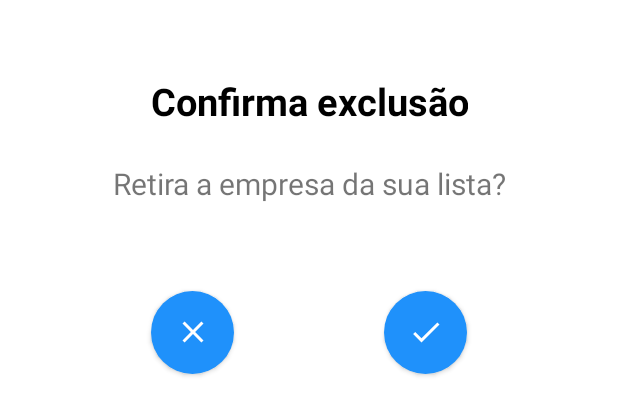
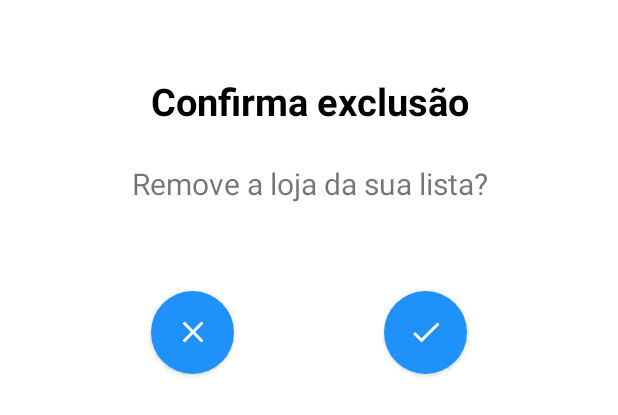
Before and after one commit to DarleneCosta/wallet-fiap-android, an Android app: the layout dialog_delete.xml on its own in the app's theme, with its tools: preview values and no code run, on a phone screen of 412 x 824 dp. Shown: the top 415 px of the screen. Run offline under Robolectric (Android 15) with nearby library versions, the light colour scheme and no system bars; network calls fail.

Commit message:
implementado model basica para confirmar delete

```diff
--- a/app/build.gradle
+++ b/app/build.gradle
@@ -47,6 +47,7 @@ dependencies {
     androidTestImplementation 'androidx.test.ext:junit:1.1.3'
     androidTestImplementation 'androidx.test.espresso:espresso-core:3.4.0'
     implementation 'androidx.lifecycle:lifecycle-extensions:2.2.0'
+    implementation "androidx.fragment:fragment-ktx:1.4.1"
 
     // Retrofit
     implementation 'com.google.code.gson:gson:2.8.6'
--- a/app/src/main/java/fiap/com/wallet/api/MyInterceptor.kt
+++ b/app/src/main/java/fiap/com/wallet/api/MyInterceptor.kt
@@ -7,7 +7,7 @@ class MyInterceptor:Interceptor {
     override fun intercept(chain: Interceptor.Chain): Response {
     val request = chain.request()
         .newBuilder()
-        .addHeader("Authorization","Bearer eyJhbGciOiJIUzUxMiJ9.eyJzdWIiOiIxMjM0NTY3ODkiLCJleHAiOjE2NDQ4NzI5NzJ9.M7wJXELZTM21hWPsxgqXp5LdrwSALP3ZHgxmACBZ4vT4AJaLbtHfEpieVJ1wFnXLprLd3-eAkM1TyEi4Yg9o-g")
+        .addHeader("Authorization","Bearer eyJhbGciOiJIUzUxMiJ9.eyJzdWIiOiIxMTExMTExMTExMSIsImV4cCI6MTY0NTAyOTgwMX0.CQBpCf3rrkZflG50vWiQ-ccvnM8cLDFZEvZG2E_rTOqzR3_VE6h-uU2LWNThwoVTmFh127iBf_BkdRxfd4djwQ")
         .build()
 
         return chain.proceed(request)
--- /dev/null
+++ b/app/src/main/res/drawable/ic_baseline_account_balance_wallet_24.xml
@@ -0,0 +1,5 @@
+<vector android:height="24dp" android:tint="#FFFFFF"
+    android:viewportHeight="24" android:viewportWidth="24"
+    android:width="24dp" xmlns:android="http://schemas.android.com/apk/res/android">
+    <path android:fillColor="@android:color/white" android:pathData="M21,18v1c0,1.1 -0.9,2 -2,2L5,21c-1.11,0 -2,-0.9 -2,-2L3,5c0,-1.1 0.89,-2 2,-2h14c1.1,0 2,0.9 2,2v1h-9c-1.11,0 -2,0.9 -2,2v8c0,1.1 0.89,2 2,2h9zM12,16h10L22,8L12,8v8zM16,13.5c-0.83,0 -1.5,-0.67 -1.5,-1.5s0.67,-1.5 1.5,-1.5 1.5,0.67 1.5,1.5 -0.67,1.5 -1.5,1.5z"/>
+</vector>
--- /dev/null
+++ b/app/src/main/res/drawable/ic_baseline_account_circle_24.xml
@@ -0,0 +1,5 @@
+<vector android:height="24dp" android:tint="#FFFFFF"
+    android:viewportHeight="24" android:viewportWidth="24"
+    android:width="24dp" xmlns:android="http://schemas.android.com/apk/res/android">
+    <path android:fillColor="@android:color/white" android:pathData="M12,2C6.48,2 2,6.48 2,12s4.48,10 10,10 10,-4.48 10,-10S17.52,2 12,2zM12,5c1.66,0 3,1.34 3,3s-1.34,3 -3,3 -3,-1.34 -3,-3 1.34,-3 3,-3zM12,19.2c-2.5,0 -4.71,-1.28 -6,-3.22 0.03,-1.99 4,-3.08 6,-3.08 1.99,0 5.97,1.09 6,3.08 -1.29,1.94 -3.5,3.22 -6,3.22z"/>
+</vector>
--- /dev/null
+++ b/app/src/main/res/drawable/ic_baseline_favorite_24.xml
@@ -0,0 +1,5 @@
+<vector android:height="24dp" android:tint="#FFFFFF"
+    android:viewportHeight="24" android:viewportWidth="24"
+    android:width="24dp" xmlns:android="http://schemas.android.com/apk/res/android">
+    <path android:fillColor="@android:color/white" android:pathData="M12,21.35l-1.45,-1.32C5.4,15.36 2,12.28 2,8.5 2,5.42 4.42,3 7.5,3c1.74,0 3.41,0.81 4.5,2.09C13.09,3.81 14.76,3 16.5,3 19.58,3 22,5.42 22,8.5c0,3.78 -3.4,6.86 -8.55,11.54L12,21.35z"/>
+</vector>
--- a/app/src/main/res/layout/dialog_delete.xml
+++ b/app/src/main/res/layout/dialog_delete.xml
@@ -1,16 +1,14 @@
 <?xml version="1.0" encoding="utf-8"?>
-<androidx.constraintlayout.widget.ConstraintLayout
-    xmlns:android="http://schemas.android.com/apk/res/android"
+<androidx.constraintlayout.widget.ConstraintLayout xmlns:android="http://schemas.android.com/apk/res/android"
     xmlns:app="http://schemas.android.com/apk/res-auto"
     xmlns:tools="http://schemas.android.com/tools"
     android:layout_width="match_parent"
     android:layout_height="300dp"
-    tools:context=".StoreActivity"
-    >
+    tools:context=".StoreActivity">
 
 
     <TextView
-        android:id="@+id/textView"
+        android:id="@+id/title"
         android:layout_width="wrap_content"
         android:layout_height="wrap_content"
         android:layout_marginStart="100dp"
@@ -26,20 +24,20 @@
         app:layout_constraintTop_toTopOf="parent" />
 
     <TextView
-        android:id="@+id/textView2"
+        android:id="@+id/subtitle"
         android:layout_width="wrap_content"
         android:layout_height="wrap_content"
         android:layout_marginStart="71dp"
         android:layout_marginTop="23dp"
         android:layout_marginEnd="71dp"
         android:layout_marginBottom="47dp"
-        android:text="Retira a empresa da sua lista?"
+        android:text="@string/subtitle_delete"
         android:textAlignment="center"
         android:textSize="20dp"
         app:layout_constraintBottom_toTopOf="@+id/btnCancel"
         app:layout_constraintEnd_toEndOf="parent"
         app:layout_constraintStart_toStartOf="parent"
-        app:layout_constraintTop_toBottomOf="@+id/textView" />
+        app:layout_constraintTop_toBottomOf="@+id/title" />
 
     <Button
         android:id="@+id/btnCancel"
@@ -53,14 +51,16 @@
         android:backgroundTint="@color/orange"
         android:elevation="5dp"
         android:gravity="center_vertical|center_horizontal"
+        android:text ="@string/alert_dialog_cancel"
         app:icon="@drawable/ic_baseline_clear_24"
         app:layout_constraintBottom_toBottomOf="parent"
-        app:layout_constraintEnd_toStartOf="@+id/btnDelete"
+        app:layout_constraintEnd_toStartOf="@+id/btnConfirm"
         app:layout_constraintStart_toStartOf="parent"
-        app:layout_constraintTop_toBottomOf="@+id/textView2" />
+        app:layout_constraintTop_toBottomOf="@+id/subtitle"
+        />
 
     <Button
-        android:id="@+id/btnDelete"
+        android:id="@+id/btnConfirm"
         android:layout_width="55dp"
         android:layout_height="55dp"
         android:layout_marginStart="50dp"
@@ -71,10 +71,11 @@
         android:backgroundTint="@color/orange"
         android:elevation="5dp"
         android:gravity="center_vertical|center_horizontal"
+        android:text ="@string/alert_dialog_ok"
         app:icon="@drawable/ic_baseline_check_24"
         app:layout_constraintBottom_toBottomOf="parent"
         app:layout_constraintEnd_toEndOf="parent"
         app:layout_constraintStart_toEndOf="@+id/btnCancel"
-        app:layout_constraintTop_toBottomOf="@+id/textView2"
+        app:layout_constraintTop_toBottomOf="@+id/subtitle"
         app:layout_constraintVertical_bias="0.98" />
 </androidx.constraintlayout.widget.ConstraintLayout>
--- a/app/src/main/res/values/colors.xml
+++ b/app/src/main/res/values/colors.xml
@@ -2,7 +2,7 @@
 <resources>
     <color name="purple_200">#1F91FB</color>
     <color name="purple_500">#FF6200EE</color>
-    <color name="purple_700">#FF3700B3</color>
+    <color name="purple_700">#1F91FB</color>
     <color name="teal_200">#FF03DAC5</color>
     <color name="teal_700">#FF018786</color>
     <color name="black">#FF000000</color>
@@ -10,4 +10,5 @@
     <color name="orange">#FEBA0D</color>
     <color name="colorDarkSemiTransparent">#C6000000</color>
     <color name="colorLightSemiTransparent">#977ABCFF</color>
+    <color name="background">#32A9A9AE</color>
 </resources>
--- a/app/src/main/res/values/strings.xml
+++ b/app/src/main/res/values/strings.xml
@@ -1,5 +1,7 @@
 <resources>
     <string name="app_name">Wallet</string>
     <string name="title_favorite">Suas lojas favoritas</string>
-    <string name="text_desc">Lorem ipsum dolor sit amet, consectetur adipiscing elit. Etiam a varius eros. Cras vel magna quis tellus venenatis pulvinar at vitae nibh. Suspendisse placerat lorem lorem, quis porta urna ultrices sed. Nulla ultricies non lectus in blandit. Aenean enim lorem, scelerisque in elit ac, accumsan blandit neque. Quisque ullamcorper urna nisl, id rutrum quam ullamcorper eu. Nullam ac tempus orci.</string>
+    <string name="subtitle_delete">Remove a loja da sua lista?</string>
+    <string name="alert_dialog_ok"/>
+    <string name="alert_dialog_cancel"/>
 </resources>
```
Also changed, not shown: app/src/main/java/fiap/com/wallet/StoreActivity.kt (+3 -6 lines), app/src/main/java/fiap/com/wallet/adapters/StoreAdapter.kt (+58 -19 lines), app/src/main/java/fiap/com/wallet/api/RetrofitService.kt (+6 -4 lines), app/src/main/res/layout/activity_store.xml (+8 -1 lines), app/src/main/res/layout/dialog_add.xml (added, +36 -0 lines), app/src/main/res/layout/res_item_favorite.xml (+6 -7 lines), app/src/main/res/values/dimens.xml (added, +7 -0 lines).
